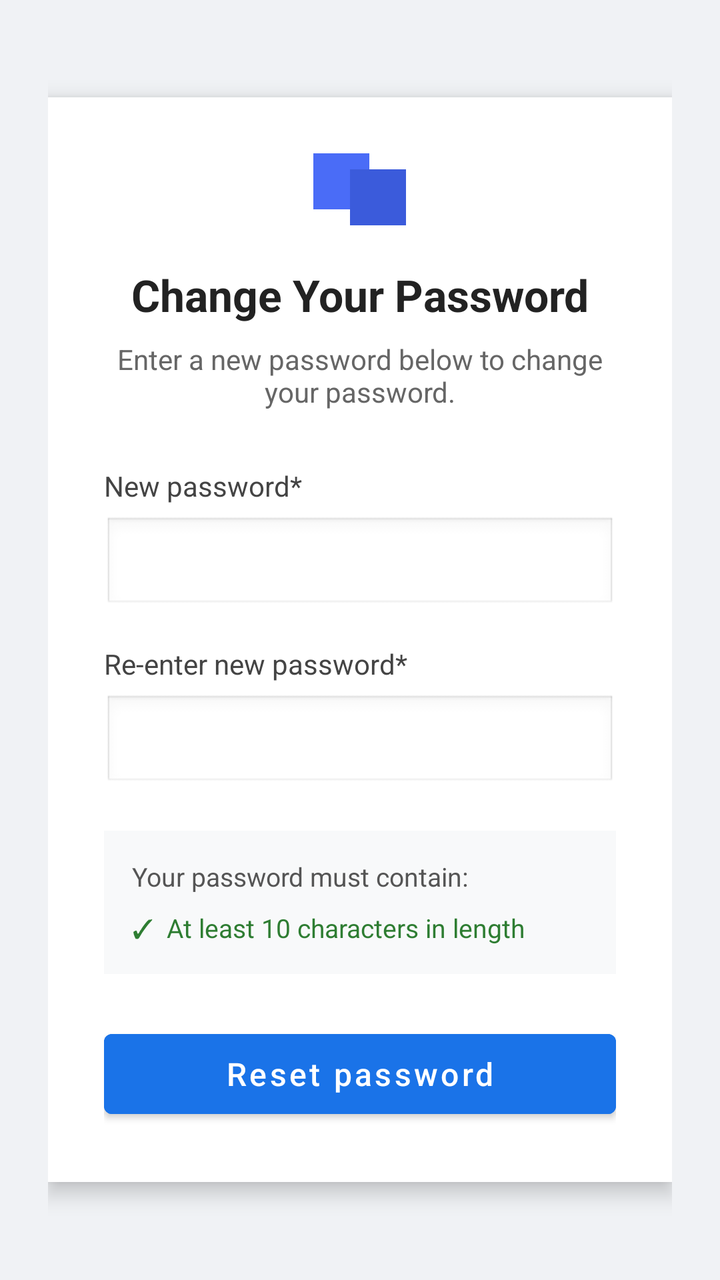
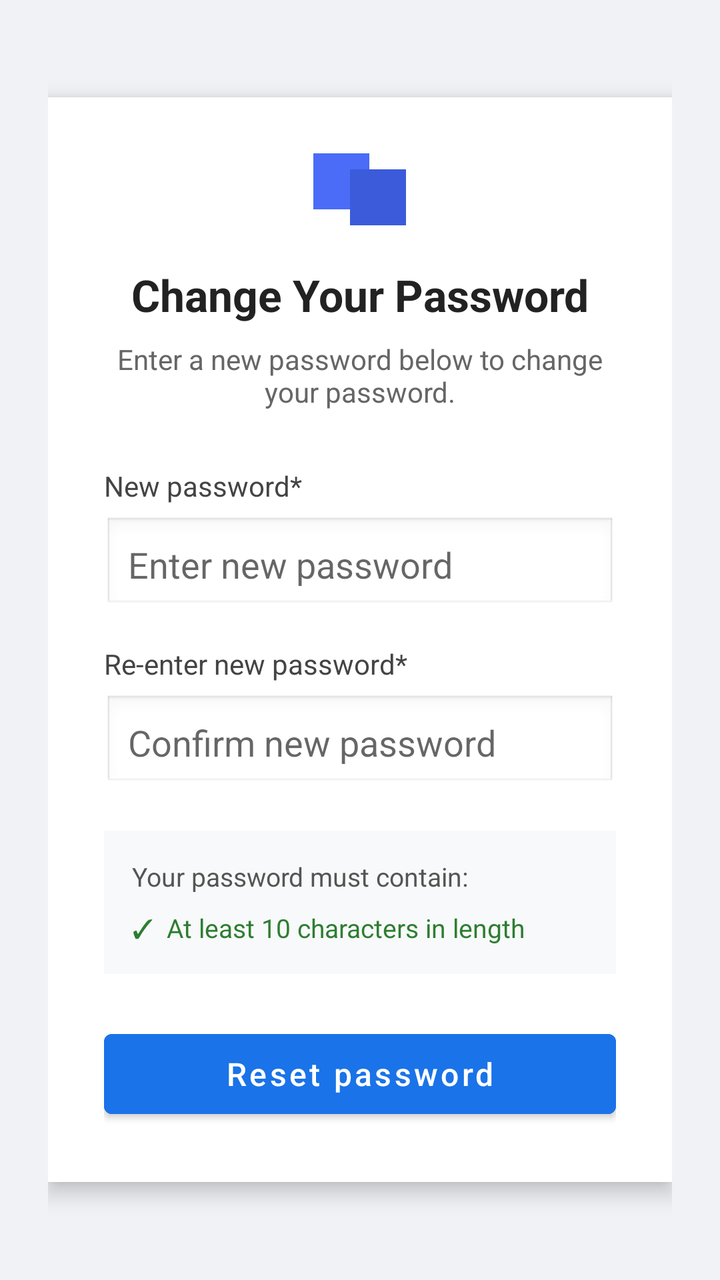

Compare the two renders of this Android layout. The source of the first and the diff that turns it into the second are given below.
<!-- AndroidManifest.xml: application theme Theme.StudyGuard -->
<!-- res/layout/activity_change_password.xml -->
<?xml version="1.0" encoding="utf-8"?>
<LinearLayout xmlns:android="http://schemas.android.com/apk/res/android"
    android:id="@+id/main"
    android:layout_width="match_parent"
    android:layout_height="match_parent"
    android:orientation="vertical"
    android:gravity="center"
    android:background="#F0F2F5"
    android:padding="24dp">

    
    <LinearLayout
        android:layout_width="match_parent"
        android:layout_height="wrap_content"
        android:orientation="vertical"
        android:background="@android:color/white"
        android:padding="28dp"
        android:elevation="6dp">

        
        <LinearLayout
            android:layout_width="wrap_content"
            android:layout_height="wrap_content"
            android:layout_gravity="center_horizontal"
            android:layout_marginBottom="20dp">

            <View
                android:layout_width="28dp"
                android:layout_height="28dp"
                android:background="#4A6CF7"
                android:layout_marginEnd="-10dp" />

            <View
                android:layout_width="28dp"
                android:layout_height="28dp"
                android:background="#3B5BDB"
                android:layout_marginTop="8dp" />
        </LinearLayout>

        
        <TextView
            android:layout_width="wrap_content"
            android:layout_height="wrap_content"
            android:text="Change Your Password"
            android:textSize="22sp"
            android:textStyle="bold"
            android:textColor="#222222"
            android:layout_gravity="center_horizontal"
            android:layout_marginBottom="8dp" />

        
        <TextView
            android:layout_width="wrap_content"
            android:layout_height="wrap_content"
            android:text="Enter a new password below to change your password."
            android:textSize="14sp"
            android:textColor="#666666"
            android:gravity="center"
            android:layout_marginBottom="28dp" />

        
        <TextView
            android:layout_width="wrap_content"
            android:layout_height="wrap_content"
            android:text="New password*"
            android:textSize="14sp"
            android:textColor="#444444"
            android:layout_marginBottom="6dp" />

        <EditText
            android:id="@+id/etNewPassword"
            android:layout_width="match_parent"
            android:layout_height="48dp"
            android:layout_marginBottom="16dp"
            android:background="@android:drawable/edit_text"
            android:inputType="textPassword"
            android:padding="12dp" />

        
        <TextView
            android:layout_width="wrap_content"
            android:layout_height="wrap_content"
            android:text="Re-enter new password*"
            android:textSize="14sp"
            android:textColor="#444444"
            android:layout_marginBottom="6dp" />

        <EditText
            android:id="@+id/etConfirmPassword"
            android:layout_width="match_parent"
            android:layout_height="48dp"
            android:inputType="textPassword"
            android:background="@android:drawable/edit_text"
            android:padding="12dp"
            android:layout_marginBottom="20dp" />

        
        <LinearLayout
            android:layout_width="match_parent"
            android:layout_height="wrap_content"
            android:orientation="vertical"
            android:background="#F8F9FA"
            android:padding="14dp"
            android:layout_marginBottom="24dp">

            <TextView
                android:layout_width="wrap_content"
                android:layout_height="wrap_content"
                android:text="Your password must contain:"
                android:textSize="13sp"
                android:textColor="#555555"
                android:layout_marginBottom="8dp" />

            <TextView
                android:id="@+id/tvRequirement"
                android:layout_width="wrap_content"
                android:layout_height="wrap_content"
                android:text="✓  At least 10 characters in length"
                android:textSize="13sp"
                android:textColor="#2E7D32" />
        </LinearLayout>

        
        <Button
            android:id="@+id/btnResetPassword"
            android:layout_width="match_parent"
            android:layout_height="52dp"
            android:text="Reset password"
            android:textColor="#FFFFFF"
            android:textSize="16sp"
            android:backgroundTint="#1A73E8"
            android:textAllCaps="false" />

    </LinearLayout>

</LinearLayout>
<!-- resources referenced by this layout -->
<resources>
  <style name="Theme.StudyGuard" parent="Theme.MaterialComponents.DayNight.DarkActionBar">
          
          <item name="colorPrimary">@color/purple_500</item>
          <item name="colorPrimaryVariant">@color/purple_700</item>
          <item name="colorOnPrimary">@color/white</item>
          
          <item name="colorSecondary">@color/teal_200</item>
          <item name="colorSecondaryVariant">@color/teal_700</item>
          <item name="colorOnSecondary">@color/black</item>
          
          <item name="android:statusBarColor">?attr/colorPrimaryVariant</item>
          
      </style>
  <color name="purple_500">#FF6200EE</color>
  <color name="purple_700">#FF3700B3</color>
  <color name="white">#FFFFFFFF</color>
  <color name="teal_200">#FF03DAC5</color>
  <color name="teal_700">#FF018786</color>
  <color name="black">#FF000000</color>
</resources>

<!-- the commit's change to res/layout/activity_change_password.xml (unified diff, before → after) -->
@@ -74,6 +74,8 @@
             android:layout_marginBottom="16dp"
             android:background="@android:drawable/edit_text"
             android:inputType="textPassword"
+            android:hint="Enter new password"
+            android:autofillHints="password"
             android:padding="12dp" />
 
         
@@ -91,6 +93,8 @@
             android:layout_height="48dp"
             android:inputType="textPassword"
             android:background="@android:drawable/edit_text"
+            android:hint="Confirm new password"
+            android:autofillHints="password"
             android:padding="12dp"
             android:layout_marginBottom="20dp" />
 
